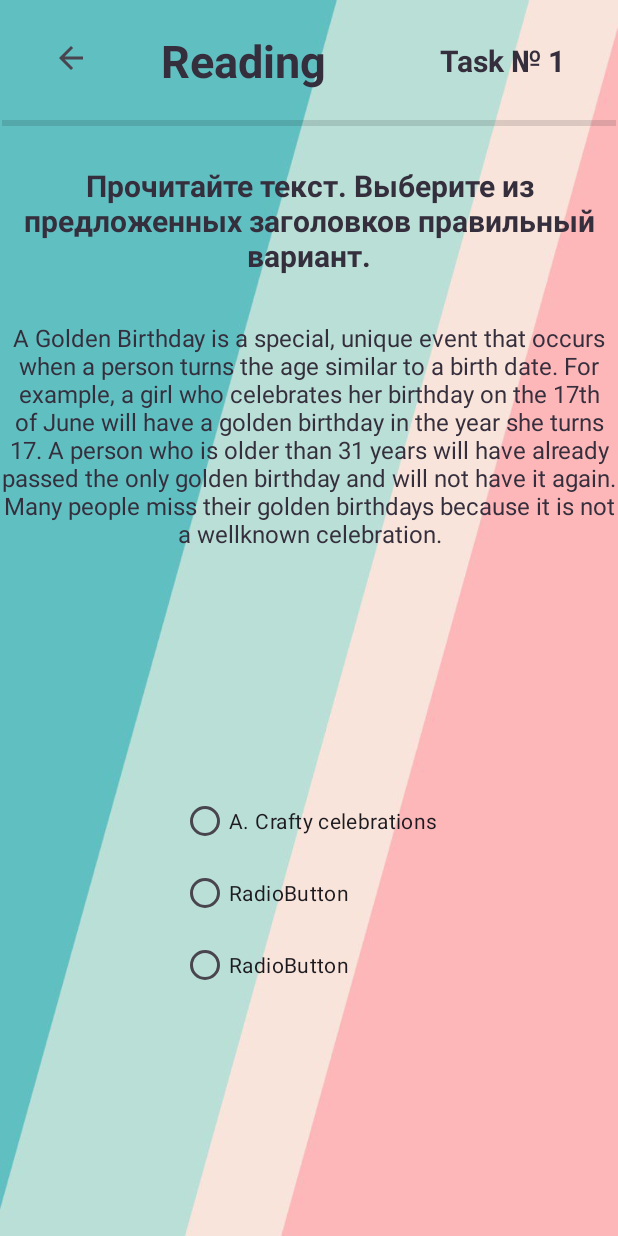
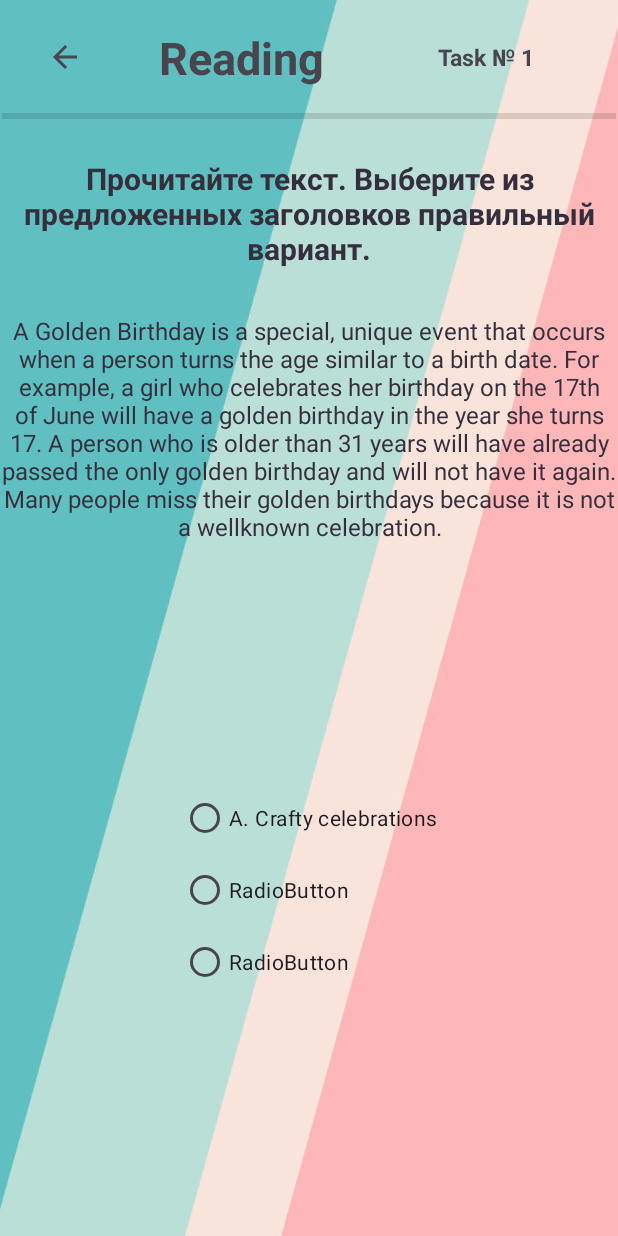
Before and after one commit to Vladimir-art/education-english, an Android app: the ReadingTask1 screen opened directly, with no data from a screen before it, on a phone screen of 412 x 824 dp. Run offline under Robolectric (Android 15) with nearby library versions, the phone set to English and light mode, and no system bars; Roboto replaces fonts that are not available here.

Commit message:
[E-E-2] updated header design

```diff
--- a/app/src/main/java/com/example/myapplication/reading/ReadingSection.kt
+++ b/app/src/main/java/com/example/myapplication/reading/ReadingSection.kt
@@ -1,9 +1,9 @@
-package com.example.myapplication
-
+package com.example.myapplication.reading
 import androidx.appcompat.app.AppCompatActivity
 import android.os.Bundle
+import com.example.myapplication.R
 
-class SectionReading : AppCompatActivity() {
+class ReadingSection: AppCompatActivity() {
     override fun onCreate(savedInstanceState: Bundle?) {
         super.onCreate(savedInstanceState)
         setContentView(R.layout.activity_section_reading)
--- a/app/src/main/java/com/example/myapplication/reading/ReadingTask1.kt
+++ b/app/src/main/java/com/example/myapplication/reading/ReadingTask1.kt
@@ -1,7 +1,8 @@
-package com.example.myapplication
+package com.example.myapplication.reading
 
 import androidx.appcompat.app.AppCompatActivity
 import android.os.Bundle
+import com.example.myapplication.R
 
 class ReadingTask1 : AppCompatActivity() {
     override fun onCreate(savedInstanceState: Bundle?) {
--- a/app/src/main/res/layout/activity_reading_task1.xml
+++ b/app/src/main/res/layout/activity_reading_task1.xml
@@ -5,14 +5,14 @@
     android:layout_width="match_parent"
     android:layout_height="match_parent"
     android:background="@drawable/main_background_2"
-    tools:context=".ReadingTask1">
+    tools:context=".reading.ReadingTask1">
 
     <View
         android:id="@+id/divider"
         android:layout_width="0dp"
         android:layout_height="4dp"
         android:layout_marginStart="1dp"
-        android:layout_marginTop="80dp"
+        android:layout_marginTop="75dp"
         android:layout_marginEnd="1dp"
         android:background="?android:attr/listDivider"
         app:layout_constraintEnd_toEndOf="parent"
@@ -20,57 +20,44 @@
         app:layout_constraintTop_toTopOf="parent" />
 
     <ImageButton
-        android:id="@+id/imageButton"
+        android:id="@+id/back_reading_section_button"
         android:layout_width="60dp"
         android:layout_height="60dp"
-        android:layout_marginStart="17dp"
-        android:layout_marginTop="6dp"
-        android:layout_marginBottom="6dp"
         android:background="@android:color/transparent"
         app:layout_constraintBottom_toTopOf="@+id/divider"
-        app:layout_constraintEnd_toStartOf="@+id/section_title"
-        app:layout_constraintHorizontal_bias="0.888"
+        app:layout_constraintEnd_toStartOf="@+id/reading_title"
         app:layout_constraintStart_toStartOf="parent"
         app:layout_constraintTop_toTopOf="parent"
-        app:layout_constraintVertical_bias="0.35"
         app:srcCompat="?attr/actionModeCloseDrawable"
         tools:ignore="SpeakableTextPresentCheck" />
 
     <TextView
-        android:id="@+id/section_title"
-        android:layout_width="wrap_content"
-        android:layout_height="wrap_content"
-        android:layout_marginStart="30dp"
-        android:layout_marginTop="20dp"
-        android:layout_marginBottom="20dp"
+        android:id="@+id/reading_title"
+        android:layout_width="150dp"
+        android:layout_height="40dp"
+        android:layout_marginEnd="176dp"
         android:fontFamily="@font/allerta"
         android:text="@string/reading_section"
         android:textAlignment="center"
-        android:textColor="@color/dark_purple"
         android:textSize="30sp"
         android:textStyle="bold"
         app:layout_constraintBottom_toTopOf="@+id/divider"
-        app:layout_constraintStart_toEndOf="@+id/imageButton"
+        app:layout_constraintEnd_toEndOf="parent"
         app:layout_constraintTop_toTopOf="parent" />
 
     <TextView
-        android:id="@+id/textView"
+        android:id="@+id/reading_section_task_1"
         android:layout_width="wrap_content"
         android:layout_height="wrap_content"
-        android:layout_marginStart="40dp"
-        android:layout_marginTop="28dp"
-        android:layout_marginBottom="28dp"
         android:fontFamily="@font/allerta"
         android:text="@string/Task_1"
         android:textAlignment="center"
-        android:textColor="@color/dark_purple"
-        android:textSize="20sp"
+        android:textSize="15sp"
         android:textStyle="bold"
         app:layout_constraintBottom_toTopOf="@+id/divider"
         app:layout_constraintEnd_toEndOf="parent"
-        app:layout_constraintStart_toEndOf="@+id/section_title"
+        app:layout_constraintStart_toEndOf="@+id/reading_title"
         app:layout_constraintTop_toTopOf="parent" />
-
 
     <TextView
         android:id="@+id/textView2"
```
Also changed, not shown: app/src/main/AndroidManifest.xml (+7 -4 lines), app/src/main/res/layout/activity_preparing_sections.xml (+12 -14 lines), app/src/main/res/layout/activity_section_reading.xml (+14 -20 lines).
